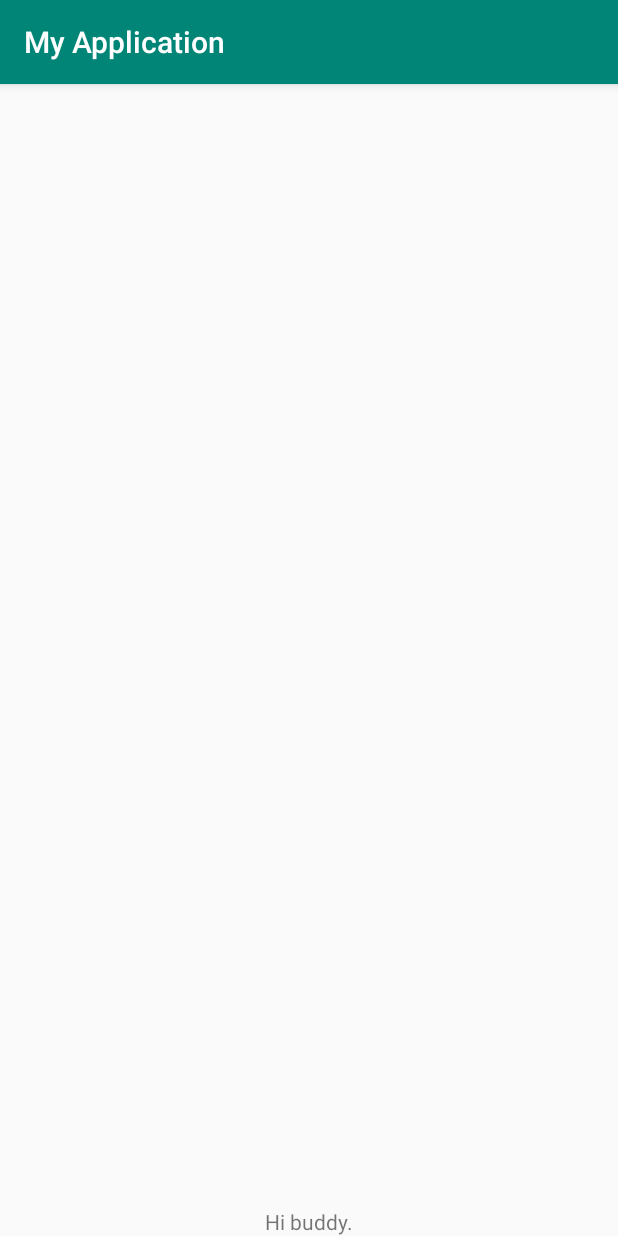
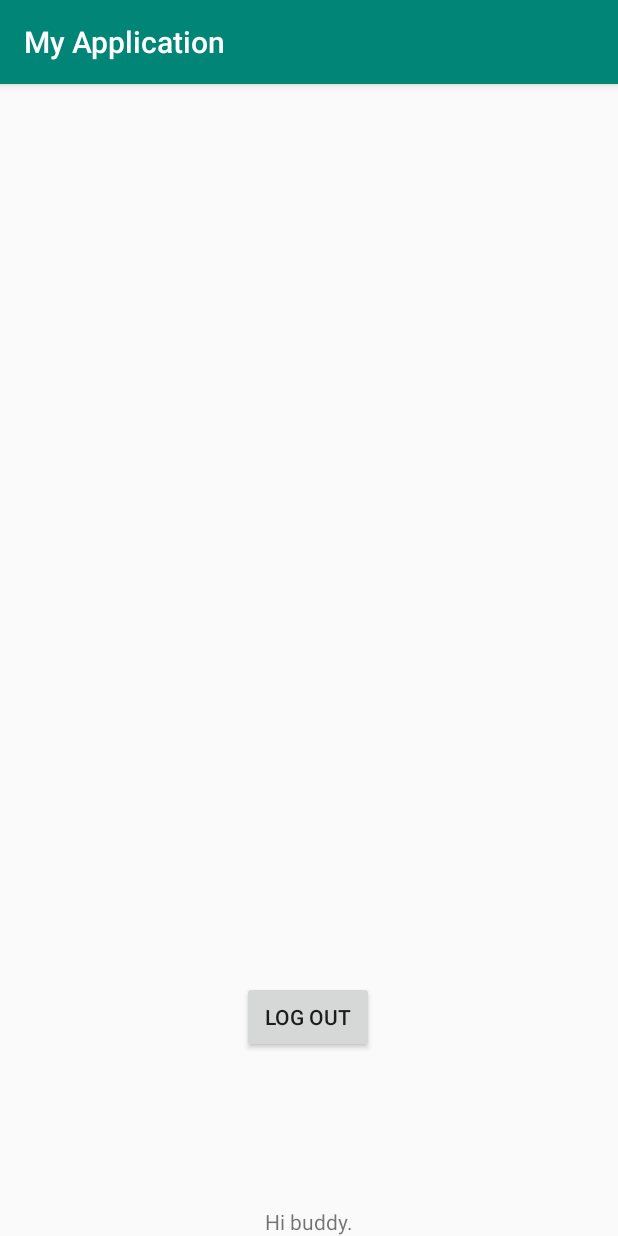
Before and after one commit to skaus37/Skip_the_Waiting_Room, an Android app: the LogIn screen opened directly, with no data from a screen before it, on a phone screen of 412 x 824 dp. Run offline under Robolectric (Android 15) with nearby library versions, the phone set to English and light mode, and no system bars; our stand-ins replace Firebase (no records; nobody signed in at launch, a user with empty details on screens opened directly).

Commit message:
set up log out button, resize some stuff

```diff
--- a/app/src/main/java/com/example/myapplication/LogIn.java
+++ b/app/src/main/java/com/example/myapplication/LogIn.java
@@ -3,7 +3,12 @@ package com.example.myapplication;
 import androidx.appcompat.app.AppCompatActivity;
 
 
+import android.content.Intent;
 import android.os.Bundle;
+import android.view.View;
+import android.widget.Button;
+
+import com.google.firebase.auth.FirebaseAuth;
 
 
 public class LogIn extends AppCompatActivity {
@@ -13,5 +18,23 @@ public class LogIn extends AppCompatActivity {
     protected void onCreate(Bundle savedInstanceState) {
         super.onCreate(savedInstanceState);
         setContentView(R.layout.log_in);
+
+        Button logOutButton = findViewById(R.id.logOutButton);
+        logOutButton.setOnClickListener((View v)->{
+            LogOutClick(v);
+        });
+
+
+
     }
+    public void LogOutClick(View view){
+        //insert log out code
+        FirebaseAuth.getInstance().signOut();
+
+        //goes back to first page
+        Intent intent = new Intent (this, MainActivity.class);
+        startActivity(intent);
+    }
+
+
 }
--- a/app/src/main/java/com/example/myapplication/MainActivity.java
+++ b/app/src/main/java/com/example/myapplication/MainActivity.java
@@ -27,6 +27,9 @@ public class MainActivity extends AppCompatActivity {
 
         // Initialize Firebase Auth
         mAuth = FirebaseAuth.getInstance();
+
+        //insure that if you are on this page you are signed out
+        FirebaseAuth.getInstance().signOut();
 
     }
 
@@ -76,7 +79,5 @@ public class MainActivity extends AppCompatActivity {
         else{
             Toast.makeText(this, "You need to enter a valid username and a password", Toast.LENGTH_SHORT).show();
         }*/
-
     }
-
 }
--- a/app/src/main/res/layout/activity_main.xml
+++ b/app/src/main/res/layout/activity_main.xml
@@ -68,7 +68,7 @@
         android:fontFamily="sans-serif-light"
         android:gravity="center"
         android:hint="Email"
-        android:inputType="textPassword"
+        android:inputType="textEmailAddress"
         android:textColorHighlight="#00CED1"
         android:textColorLink="#00ced1"
         android:textCursorDrawable="@android:color/black"
@@ -112,4 +112,5 @@
         app:layout_constraintTop_toTopOf="parent"
         app:layout_constraintVertical_bias="0.748"
         tools:text="LOG IN" />
+
 </androidx.constraintlayout.widget.ConstraintLayout>
--- a/app/src/main/res/layout/log_in.xml
+++ b/app/src/main/res/layout/log_in.xml
@@ -16,4 +16,16 @@
         app:layout_constraintLeft_toLeftOf="parent"
         app:layout_constraintRight_toRightOf="parent"
         tools:layout_constraintTop_toTopOf="parent" />
+
+    <Button
+        android:id="@+id/logOutButton"
+        android:layout_width="wrap_content"
+        android:layout_height="wrap_content"
+        android:text="Log Out"
+        app:layout_constraintBottom_toBottomOf="parent"
+        app:layout_constraintEnd_toEndOf="parent"
+        app:layout_constraintHorizontal_bias="0.498"
+        app:layout_constraintStart_toStartOf="parent"
+        app:layout_constraintTop_toTopOf="parent"
+        app:layout_constraintVertical_bias="0.831" />
 </androidx.constraintlayout.widget.ConstraintLayout>
```
Also changed, not shown: app/src/main/res/layout/activity_create_account.xml (+12 -6 lines).
